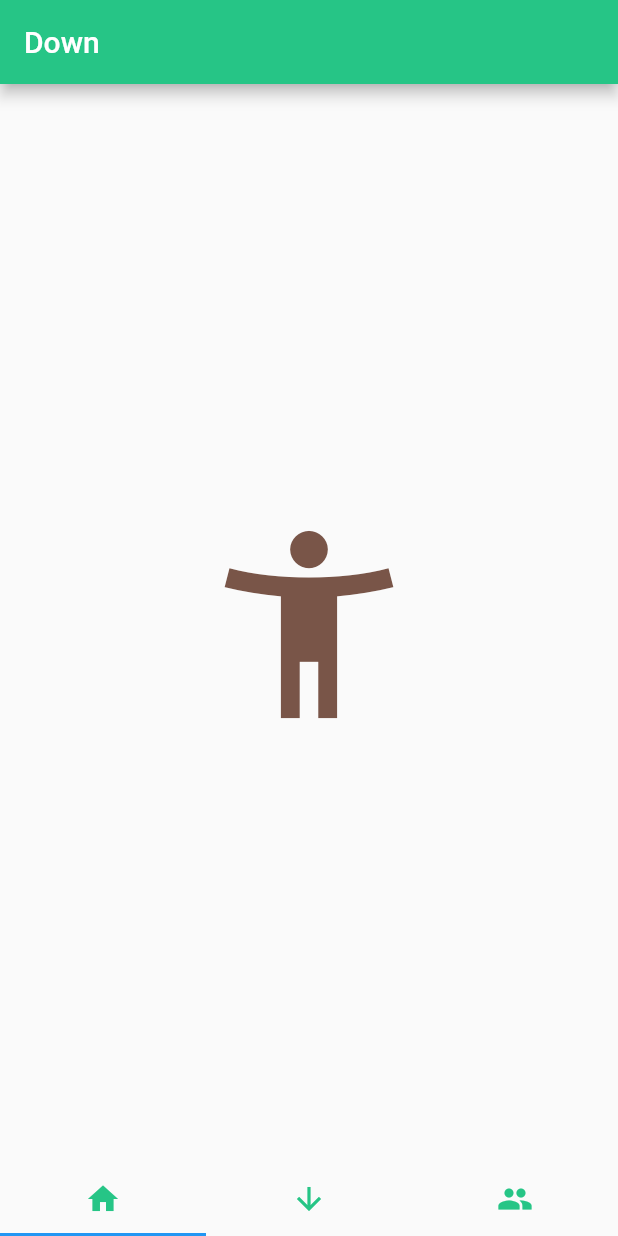
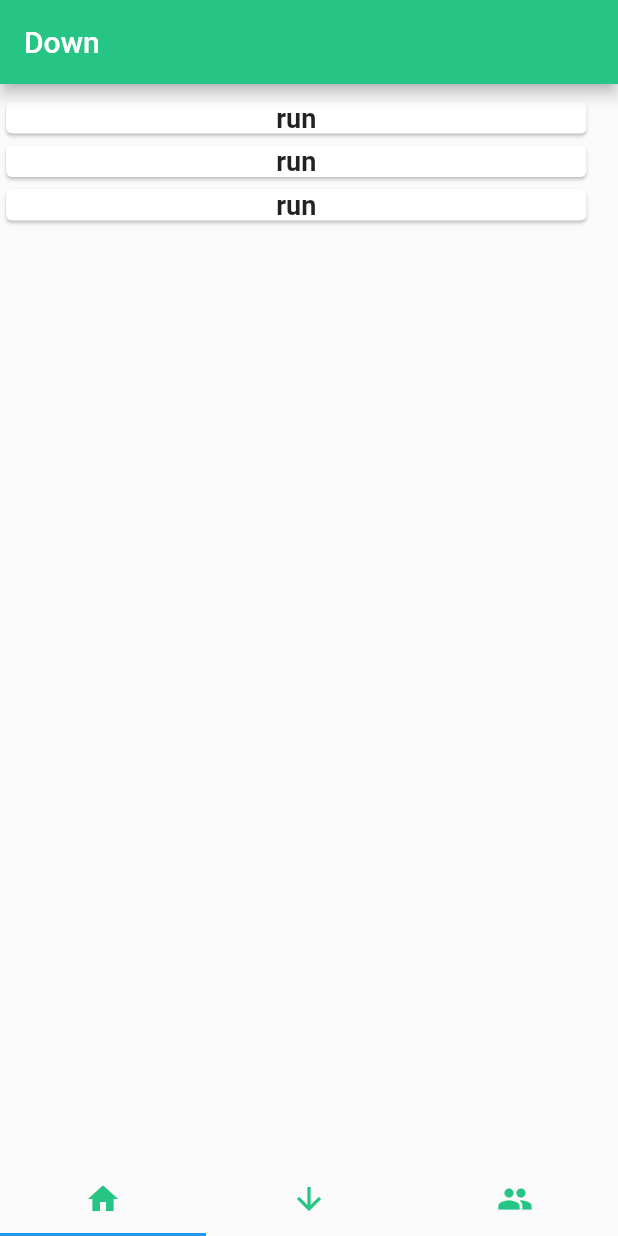
Before and after one commit to cldelahan/down-flutter, a Flutter app: the screen it shows after launch, on a phone screen of 412 x 824 dp. Run offline on Flutter 3.47's test engine with Material 2 defaults, Android fonts, the phone set to English and light mode, and no system bars; our stand-ins replace datetime_picker_formfield.

Commit message:
cards in feed

```diff
--- a/lib/FeedPage.dart
+++ b/lib/FeedPage.dart
@@ -1,12 +1,107 @@
 import 'package:flutter/material.dart';
+
+const color1 = const Color(0xff26c586);
 
 class First extends StatelessWidget {
   @override
   Widget build(BuildContext context) {
-    return new Container(
-        child: new Center(
-            child: new Icon(Icons.accessibility_new, size: 150.0, color: Colors.brown)
-        )
+    return Scaffold(
+      body: Stack(
+        children: <Widget>[
+          Container(
+            child: ListView(
+              scrollDirection: Axis.vertical,
+              children: <Widget>[
+                down('run', 'conner', '12:12 a' ),
+                down4('run', 'assets/person1.jpg'),
+                down4('run', 'assets/person1.jpg'),
+                down4('run', 'assets/person1.jpg'),
+              ],
+            ),
+          ),
+        ],
+      ),
     );
   }
 }
+
+
+Widget down(String downName, String creatorName, String time, ) {
+  return Card(
+    elevation: 4.0,
+    child: Container(
+      decoration: BoxDecoration(
+        // lighter gradient effect
+        gradient: LinearGradient(
+          begin: Alignment.topCenter,
+          end: Alignment.bottomCenter,
+          colors: [
+            color1,
+          ],
+        ),
+      ),
+      // TODO: add child
+    ),
+  );
+}
+
+Widget down2(String name, image) {
+  return Padding(
+    padding: const EdgeInsets.only(right: 17),
+    child: Column(
+      children: <Widget>[
+        Container(
+          padding: EdgeInsets.all(2),
+          decoration: BoxDecoration(
+            shape: BoxShape.circle,
+            border: Border.all(color: color1, width: 2),
+          ),
+          child: ClipOval(
+              child: Image.asset(
+                image,
+                width: 50,
+                height: 50,
+                fit: BoxFit.cover,
+              )),
+        ),
+        SizedBox(
+          height: 3,
+        ),
+        Text(
+          name,
+          style: TextStyle(fontSize: 18, fontWeight: FontWeight.w600),
+        )
+      ],
+    ),
+  );
+}
+
+Widget down3(String name, image) {
+  return Padding(
+    padding: const EdgeInsets.only(right: 17),
+    child: Column(
+      children: <Widget>[
+        Text(
+          name,
+          style: TextStyle(fontSize: 18, fontWeight: FontWeight.w600),
+        )
+      ],
+    ),
+  );
+}
+
+Widget down4(String name, image) {
+  return Padding(
+    padding: const EdgeInsets.only(right: 17),
+    child: Card(
+      child: Column(
+        children: <Widget>[
+          Text(
+            name,
+            style: TextStyle(fontSize: 18, fontWeight: FontWeight.w600),
+          )
+        ],
+      ),
+    ),
+  );
+}
--- a/lib/HomePage.dart
+++ b/lib/HomePage.dart
@@ -21,7 +21,7 @@ class _HomePageState extends State<HomePage> {
   Widget buildHomeScreen() {
     return new MyTabs();
     /*runApp(new MaterialApp(
-      home: new MyTabs()
+      home: new MyTabs()cont
     ));*/
   }
 
```
Also changed, not shown: lib/BurgerPage.dart (+20 -4 lines).
